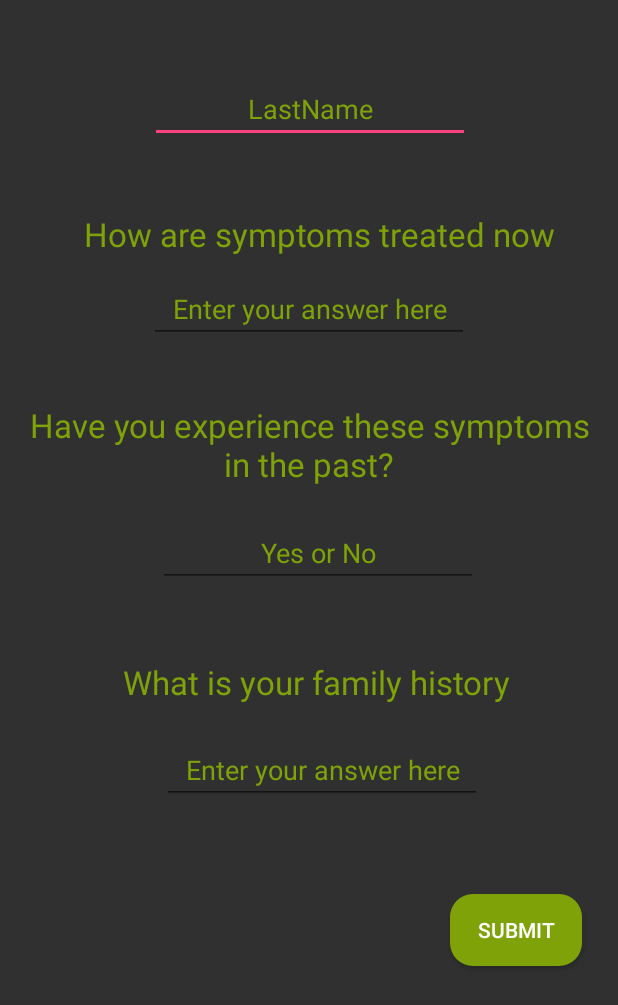
After one commit to RodolfoKamikabeya/SympTracker, an Android app: the PersonalQuestion screen opened directly, with no data from a screen before it, on a phone screen of 412 x 824 dp. The commit adds this screen. Shown: the top 1005 px of the screen. Run offline under Robolectric (Android 15) with nearby library versions, the phone set to English and light mode, and no system bars; our stand-ins replace Firebase (no records; nobody signed in at launch, a user with empty details on screens opened directly).

Commit message:
Add personal questions

```diff
--- a/app/build.gradle
+++ b/app/build.gradle
@@ -42,6 +42,8 @@ dependencies {
     implementation 'com.google.firebase:firebase-core:18.0.0'
     implementation 'com.google.firebase:firebase-database:19.5.1'
     implementation 'com.google.firebase:firebase-storage:19.2.0'
+    implementation platform('com.google.firebase:firebase-bom:26.1.0')
+    implementation 'com.google.firebase:firebase-auth'
     implementation 'com.github.rey5137:material:1.3.1'
     implementation 'androidx.cardview:cardview:1.0.0'
     implementation 'androidx.recyclerview:recyclerview:1.0.0'
--- a/app/src/main/AndroidManifest.xml
+++ b/app/src/main/AndroidManifest.xml
@@ -11,7 +11,8 @@
         android:roundIcon="@mipmap/ic_launcher_round"
         android:supportsRtl="true"
         android:theme="@style/AppTheme">
-        <activity android:name=".ThankyouActivity"></activity>
+        <activity android:name=".PersonalQuestion"/>
+        <activity android:name=".ThankyouActivity" />
         <activity android:name=".CalldocActivity" />
         <activity android:name=".FeelingbActivity" />
         <activity android:name=".FollowupActivity" />
--- a/app/src/main/java/com/example/ecommerce/FollowupActivity.java
+++ b/app/src/main/java/com/example/ecommerce/FollowupActivity.java
@@ -36,11 +36,13 @@ public class FollowupActivity extends AppCompatActivity {
                     case R.id.radio_one:
                         Intent intent = new Intent(FollowupActivity.this, FeelingbActivity.class);
                         startActivity(intent);
+
                         break;
 
                     case R.id.radio_two:
                         Intent intent2 = new Intent(FollowupActivity.this, HomeActivity.class);
                         startActivity(intent2);
+                        FollowupActivity.this.finish();
                         break;
                 }
 
--- a/app/src/main/java/com/example/ecommerce/LoginActivity.java
+++ b/app/src/main/java/com/example/ecommerce/LoginActivity.java
@@ -16,6 +16,7 @@ import android.widget.Toast;
 
 import com.example.ecommerce.Model.Users;
 import com.example.ecommerce.Prevalent.Prevalent;
+import com.google.firebase.auth.FirebaseAuthException;
 import com.google.firebase.database.DataSnapshot;
 import com.google.firebase.database.DatabaseError;
 import com.google.firebase.database.DatabaseReference;
@@ -32,6 +33,7 @@ public class LoginActivity extends AppCompatActivity
 
     private String parentDbName = "Users";
     private com.rey.material.widget.CheckBox chkBoxRememberMer;
+
 
     @Override
     protected void onCreate(Bundle savedInstanceState) {
@@ -109,6 +111,7 @@ public class LoginActivity extends AppCompatActivity
 
                                 Intent intent = new Intent(LoginActivity.this, FollowupActivity.class);
                                 startActivity(intent);
+                                LoginActivity.this.finish();
                             }
 
                         else {
--- a/app/src/main/java/com/example/ecommerce/MainActivity.java
+++ b/app/src/main/java/com/example/ecommerce/MainActivity.java
@@ -91,6 +91,7 @@ public class MainActivity extends AppCompatActivity {
 
                             Intent intent = new Intent(MainActivity.this, HomeActivity.class);
                             startActivity(intent);
+                            MainActivity.this.finish();
                         }
                         else {
                             loadingBar.dismiss();
--- /dev/null
+++ b/app/src/main/java/com/example/ecommerce/PersonalQuestion.java
@@ -0,0 +1,122 @@
+package com.example.ecommerce;
+
+import androidx.annotation.NonNull;
+import androidx.appcompat.app.AppCompatActivity;
+
+import android.content.Intent;
+import android.os.Bundle;
+import android.text.TextUtils;
+import android.view.View;
+import android.widget.Button;
+import android.widget.EditText;
+import android.widget.Toast;
+
+import com.google.android.gms.tasks.OnCompleteListener;
+import com.google.android.gms.tasks.Task;
+
+import com.google.firebase.database.DataSnapshot;
+import com.google.firebase.database.DatabaseError;
+import com.google.firebase.database.DatabaseReference;
+import com.google.firebase.database.FirebaseDatabase;
+import com.google.firebase.database.ValueEventListener;
+
+import java.util.HashMap;
+
+public class PersonalQuestion extends AppCompatActivity {
+
+    private EditText SymptomTreNo, FamilyHis,yes_no, lastname;
+    private Button button;
+
+
+    @Override
+    protected void onCreate(Bundle savedInstanceState) {
+        super.onCreate(savedInstanceState);
+        setContentView(R.layout.activity_personal_question);
+
+
+        SymptomTreNo = (EditText) findViewById(R.id.treat_answer);
+        FamilyHis = (EditText) findViewById(R.id.family_answer);
+        yes_no = (EditText) findViewById(R.id.yes_no);
+        lastname = (EditText) findViewById(R.id.LastName);
+        button = findViewById(R.id.button);
+
+
+        button.setOnClickListener(new View.OnClickListener() {
+            @Override
+            public void onClick(View v) {
+                CreatePersonalData();
+            }
+        });
+    }
+
+    //receive and populate the users personal questions answers
+    private void CreatePersonalData() {
+        String Symptom = SymptomTreNo.getText().toString();
+        String FamilyAnswer = FamilyHis.getText().toString();
+        String before_y_n = yes_no.getText().toString();
+        String LastN = lastname.getText().toString();
+
+        // check if the requested fields was answered
+        if (TextUtils.isEmpty(LastN)){
+            Toast.makeText(this, "Please write your answer ", Toast.LENGTH_SHORT).show();
+        }
+        else if (TextUtils.isEmpty(before_y_n)){
+            Toast.makeText(this, "Please write your answer ", Toast.LENGTH_SHORT).show();
+        }
+        else if (TextUtils.isEmpty(FamilyAnswer)){
+            Toast.makeText(this, "Please write your answer ", Toast.LENGTH_SHORT).show();
+        }
+        else {
+            PersonalData(Symptom, before_y_n, FamilyAnswer,LastN);
+        }
+    }
+
+    // Access the database and store user personal question system
+    private void PersonalData(final String Symptom, final String before_y_n, final String FamilyAnswer, final String LastName) {
+
+
+      // Access the database and store user personal question system
+        final DatabaseReference RootRef ;
+        RootRef = FirebaseDatabase.getInstance().getReference();
+
+        RootRef.addListenerForSingleValueEvent(new ValueEventListener() {
+            @Override
+            public void onDataChange(@NonNull DataSnapshot dataSnapshot) {
+
+                //Check the user answer for question
+                HashMap<String,Object> userdataMap = new HashMap<>();
+                userdataMap.put("How are symptoms treated now",Symptom);
+                userdataMap.put("Have you experience symptoms?",before_y_n);
+                userdataMap.put("FamilyHistory",FamilyAnswer);
+
+                //Create a Node called SystemTreated on Firebase and Store the user answers
+                RootRef.child("SystemTreated").child(LastName).updateChildren(userdataMap)
+                        .addOnCompleteListener(new OnCompleteListener<Void>() {
+                            @Override
+                            public void onComplete(@NonNull Task<Void> task)
+                            {
+                                if (task.isSuccessful())
+                                {
+                                    Toast.makeText(PersonalQuestion.this, "Your personal question was recorded", Toast.LENGTH_SHORT).show();
+
+                                   // Intent intent = new Intent(PersonalQuestion.this, HomeActivity.class);
+                                   //startActivity(intent);
+                                }
+                                else
+                                {
+                                    Toast.makeText(PersonalQuestion.this, "Please try again", Toast.LENGTH_SHORT).show();
+                                }
+                            }
+                        });
+            }
+
+            @Override
+            public void onCancelled(@NonNull DatabaseError databaseError) {
+
+            }
+
+        });
+    }
+
+
+}
--- /dev/null
+++ b/app/src/main/res/layout/activity_personal_question.xml
@@ -0,0 +1,124 @@
+<?xml version="1.0" encoding="utf-8"?>
+<RelativeLayout
+    xmlns:android="http://schemas.android.com/apk/res/android"
+    xmlns:app="http://schemas.android.com/apk/res-auto"
+    xmlns:tools="http://schemas.android.com/tools"
+    android:layout_width="match_parent"
+    android:layout_height="match_parent"
+    android:background="@drawable/login2"
+    tools:context=".PersonalQuestion">
+
+    <EditText
+        android:id="@+id/LastName"
+        android:layout_width="wrap_content"
+        android:layout_height="wrap_content"
+        android:layout_marginTop="50dp"
+        android:layout_marginLeft="100dp"
+        android:ems="10"
+        android:hint="LastName"
+        android:textAlignment="center"
+        android:textColor="@color/colorGreen"
+        android:textColorHint="@color/colorGreen" />
+
+    <TextView
+        android:id="@+id/treated"
+        android:layout_width="wrap_content"
+        android:layout_height="wrap_content"
+        android:layout_alignParentTop="true"
+        android:layout_alignParentEnd="true"
+        android:layout_centerHorizontal="true"
+        android:layout_marginTop="141dp"
+        android:layout_marginEnd="42dp"
+        android:text="How are symptoms treated now"
+        android:textAlignment="center"
+        android:textSize="22dp"
+        android:textColor="@color/colorGreen"
+        />
+
+    <EditText
+        android:id="@+id/treat_answer"
+        android:layout_width="wrap_content"
+        android:layout_height="wrap_content"
+        android:layout_alignParentTop="true"
+        android:layout_centerHorizontal="true"
+        android:layout_marginTop="183dp"
+        android:ems="10"
+        android:inputType="textPersonName"
+        android:textColorHint="@color/colorGreen"
+        android:hint="Enter your answer here"
+        android:textAlignment="center"
+        android:textColor="@color/colorGreen"
+        android:layout_below="@+id/treated"/>
+
+    <TextView
+        android:id="@+id/past"
+        android:layout_width="wrap_content"
+        android:layout_height="wrap_content"
+        android:layout_below="@+id/treat_answer"
+        android:layout_marginLeft="15dp"
+        android:layout_marginRight="15dp"
+        android:layout_marginTop="40dp"
+        android:text="Have you experience these symptoms in the past?"
+        android:textAlignment="center"
+        android:textSize="22dp"
+        android:textColor="@color/colorGreen"
+        android:gravity="center"
+        />
+
+
+    <EditText
+        android:id="@+id/yes_no"
+        android:layout_width="wrap_content"
+        android:layout_height="wrap_content"
+        android:layout_below="@+id/past"
+        android:layout_alignParentStart="true"
+        android:layout_marginStart="105dp"
+        android:layout_marginTop="22dp"
+        android:ems="10"
+        android:hint="Yes or No"
+        android:textAlignment="center"
+        android:textColor="@color/colorGreen"
+        android:textColorHint="@color/colorGreen" />
+
+    <TextView
+        android:id="@+id/family"
+        android:layout_width="wrap_content"
+        android:layout_height="wrap_content"
+        android:layout_alignParentTop="true"
+        android:layout_alignParentEnd="true"
+        android:layout_centerHorizontal="true"
+        android:layout_gravity="center"
+        android:layout_marginTop="440dp"
+        android:layout_marginEnd="72dp"
+        android:text="What is your family history"
+        android:textAlignment="center"
+        android:textSize="22dp"
+        android:textColor="@color/colorGreen"/>
+
+    <EditText
+        android:id="@+id/family_answer"
+        android:layout_width="wrap_content"
+        android:layout_height="wrap_content"
+        android:layout_below="@+id/family"
+        android:layout_alignParentStart="true"
+        android:layout_marginStart="108dp"
+        android:layout_marginTop="21dp"
+        android:ems="10"
+        android:hint="Enter your answer here"
+        android:textColor="@color/colorGreen"
+        android:textAlignment="center"
+        android:textColorHint="@color/colorGreen" />
+
+    <Button
+        android:id="@+id/button"
+        android:layout_width="wrap_content"
+        android:layout_height="wrap_content"
+        android:text="Submit"
+        android:background="@drawable/buttons"
+        android:layout_below="@id/family_answer"
+        android:textColor="@android:color/white"
+        android:layout_marginTop="60dp"
+        android:layout_marginLeft="300dp"/>
+
+
+</RelativeLayout>
```
Also changed, not shown: app/src/main/java/com/example/ecommerce/HomeActivity.java (+5 -2 lines), app/src/main/java/com/example/ecommerce/QuestionsActivity.java (+17 -6 lines), app/src/main/java/com/example/ecommerce/ratingActivity.java (+30 -15 lines), app/src/main/res/layout/activity_rating.xml (+13 -0 lines).
